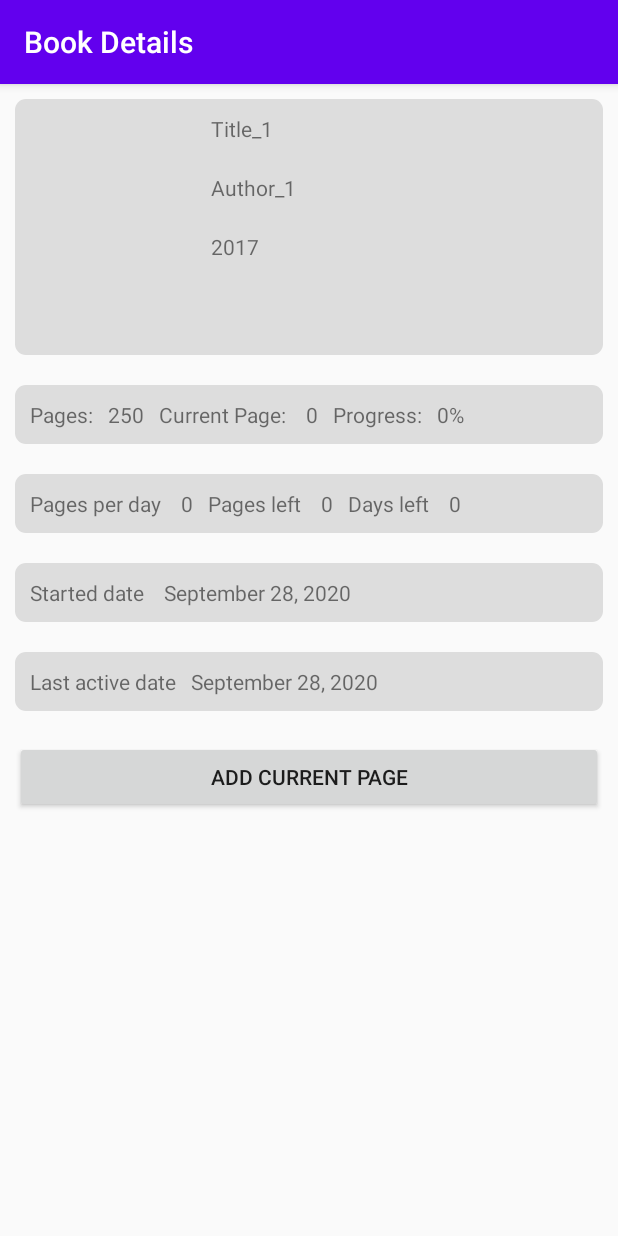
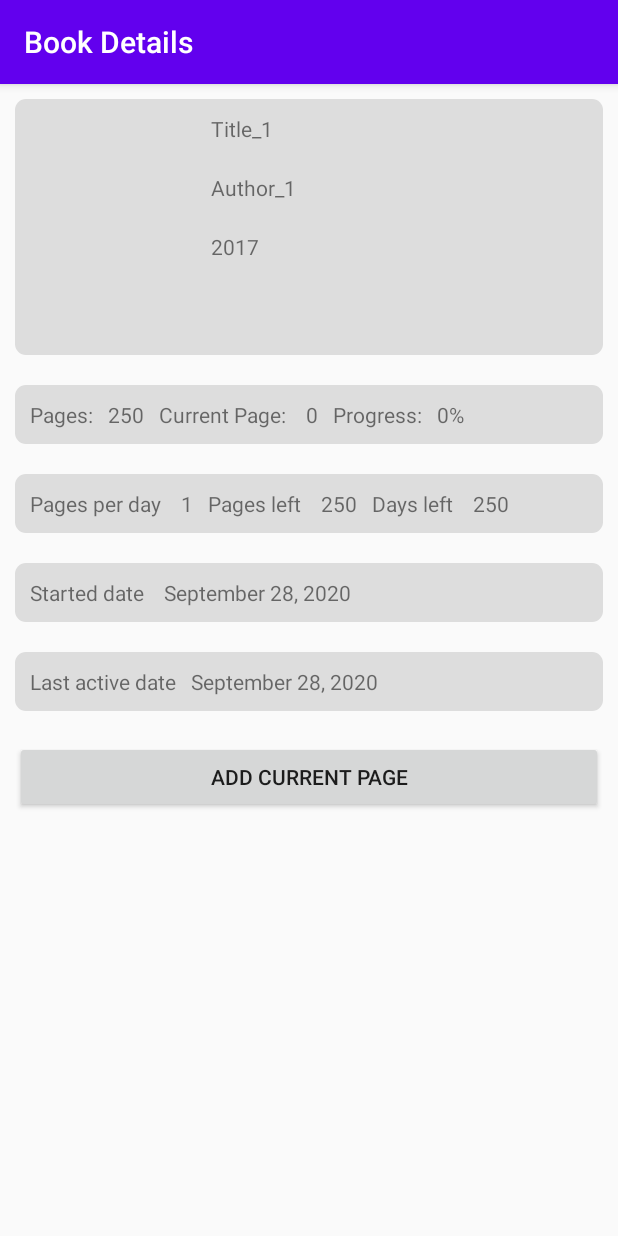
Before and after one commit to L-win/BookStats, an Android app: the screen it shows after launch (ViewBookActivity), after a tap on "2017", on a phone screen of 412 x 824 dp. Run offline under Robolectric (Android 15) with nearby library versions, the phone set to English and light mode, and no system bars; our stand-ins replace Room's generated code, navigation-ui.

Commit message:
finished ViewBook activity architecture - stats are updating onChange - formatted code

```diff
--- a/app/src/main/java/com/elvina/bookstats/ui/book/ViewBookActivity.java
+++ b/app/src/main/java/com/elvina/bookstats/ui/book/ViewBookActivity.java
@@ -46,7 +46,10 @@ public class ViewBookActivity extends AppCompatActivity implements AddCurrentPag
 
     Intent intent;
 
-    int bookAllPages;
+    int bookAllPages, pagesPerDay, pagesLeft, daysLeft;
+    String bookDateAdded, bookDateLastPage, bookProgress;
+    long daysSpent;
+
     DecimalFormat df;
 
     @Override
@@ -58,116 +61,29 @@ public class ViewBookActivity extends AppCompatActivity implements AddCurrentPag
 
         intent = getIntent();
 
-        final Book[] thisBook = {null};
+        viewBookViewModel = new ViewModelProvider(this).get(ViewBookViewModel.class);
+        viewBookViewModel.getSingleBook(intent.getIntExtra(EXTRA_ID, 1)).observe(this,
+                new Observer<Book>() {
+                    @Override
+                    public void onChanged(Book book) {
 
-        viewBookViewModel = new ViewModelProvider(this).get(ViewBookViewModel.class);
-        viewBookViewModel.getSingleBook(intent.getIntExtra(EXTRA_ID,1)).observe(this,
-                new Observer<Book>() {
-            @Override
-            public void onChanged(Book book) {
-//                adapter.submitList(books);
-//                Toast.makeText(ViewBookActivity.this, "1: "+book.getTitle(),
-//                        Toast.LENGTH_SHORT).show();
-                thisBook[0] = book;
-            }
-        });
+//                        thisBook[0] = book;
 
-        Toast.makeText(this, "2:"+thisBook[0].getTitle(), Toast.LENGTH_SHORT).show();
+                        // PREPARE VIEWS
+                        prepareViews();
 
-        // PREPARE VIEWS
-        viewTitle = findViewById(R.id.text_book_title);
-        viewAuthor = findViewById(R.id.text_book_author);
-        viewYear = findViewById(R.id.text_book_year);
-        viewAllPages = findViewById(R.id.text_book_all_pages);
-        viewProgress = findViewById(R.id.text_book_progress);
-        viewCurrentPage = findViewById(R.id.text_book_curent_page);
-        viewDateAdded = findViewById(R.id.text_book_date_added);
-        viewDateLastPage = findViewById(R.id.text_book_date_last_page);
-        viewPagesPerDay = findViewById(R.id.text_book_pages_per_day);
-        viewPagesLeft = findViewById(R.id.text_book_pages_left);
-        viewDaysLeft = findViewById(R.id.text_book_days_left);
+                        // PREPARE DATES
+                        formatDate(book);
 
-        // FORMAT DATE
-        String a = intent.getStringExtra(EXTRA_DATE_ADDED);
-        String b = intent.getStringExtra(EXTRA_DATE_LAST_PAGE);
-        SimpleDateFormat parser = new SimpleDateFormat("EEE MMM d HH:mm:ss zzz yyyy");
-        Date dateA = null;
-        Date dateB = null;
-        try {
-            dateA = parser.parse(a);
-            dateB = parser.parse(b);
-        } catch (Exception e) {
+                        // CALCULATE ALL STATS
+                        calculateStats(book);
 
-        }
-        SimpleDateFormat formatter = new SimpleDateFormat("MMMM dd, yyyy");
-        String bookDateAdded = formatter.format(dateA);
-        String bookDateLastPage = formatter.format(dateB);
-
-        // CALCULATE PAGES PER DAY
-        long daysSpent = new Long(0L);
-        try {
-            SimpleDateFormat sdf = new SimpleDateFormat("EEE MMM d HH:mm:ss zzz yyyy", Locale.ENGLISH);
-            Date firstDate = sdf.parse(intent.getStringExtra(EXTRA_DATE_ADDED));
-            Date secondDate = sdf.parse(intent.getStringExtra(EXTRA_DATE_LAST_PAGE));
-            long diffInMillies = Math.abs(secondDate.getTime() - firstDate.getTime());
-            long diff = TimeUnit.DAYS.convert(diffInMillies, TimeUnit.MILLISECONDS);
-            daysSpent = diff;
-        } catch (Exception e) {
-
-        }
-
-//        int tempPage = thisBook[0].getCurrentPage();
-
-//        int pagesPerDay = 0;
-//        if ((int) daysSpent > 0 && tempPage > 0) {
-//            pagesPerDay =
-//                    thisBook[0].getCurrentPage() / (int) daysSpent;
-//            if (pagesPerDay < 1) {
-//                pagesPerDay = 1;
-//            }
-//        }
-
-//        int cPage = thisBook[0].getCurrentPage();
-        int cPage = intent.getIntExtra(EXTRA_CURRENT_PAGE, 1);
-
-        int pagesPerDay = 0;
-        if ((int) daysSpent > 0 && cPage > 0) {
-            pagesPerDay =
-                    cPage/ (int) daysSpent;
-            if (pagesPerDay < 1) {
-                pagesPerDay = 1;
-            }
-        }
+                        // SET VALUES TO VIEW
+                        setValues(book);
+                    }
+                });
 
 
-        // CALCULATE PROGRESS
-        bookAllPages = intent.getIntExtra(EXTRA_ALL_PAGES, 0);
-        int bookCurrenPage = intent.getIntExtra(EXTRA_CURRENT_PAGE, 0);
-        double bookProgressCalc =
-                100.0 /
-                        (Double.valueOf(bookAllPages) /
-                                Double.valueOf(bookCurrenPage));
-        df = new DecimalFormat("###.#");
-        String bookProgress = df.format(bookProgressCalc) + "%";
-
-        // Other calculations
-//        int pagesLeft =
-//                intent.getIntExtra(EXTRA_ALL_PAGES, 1) -
-//                        intent.getIntExtra(EXTRA_CURRENT_PAGE, 1);
-//        int daysLeft = pagesLeft / pagesPerDay;
-
-        // SET VALUES TO VIEW
-        viewTitle.setText(intent.getStringExtra(EXTRA_TITLE));
-        viewAuthor.setText(intent.getStringExtra(EXTRA_AUTHOR));
-        viewYear.setText(intent.getStringExtra(EXTRA_YEAR));
-        viewAllPages.setText(String.valueOf(intent.getIntExtra(EXTRA_ALL_PAGES, 0)));
-        viewCurrentPage.setText(String.valueOf(intent.getIntExtra(EXTRA_CURRENT_PAGE, 0)));
-        viewProgress.setText(bookProgress);
-        viewDateAdded.setText(bookDateAdded);
-        viewDateLastPage.setText(bookDateLastPage);
-        viewPagesPerDay.setText(String.valueOf(pagesPerDay));
-        viewPagesLeft.setText(String.valueOf(0));
-        viewDaysLeft.setText(String.valueOf(0));
 
         // WHEN NEW PAGE ADDED..
         Button buttonAddCurrentPage = findViewById(R.id.button_add_current_page);
@@ -216,4 +132,102 @@ public class ViewBookActivity extends AppCompatActivity implements AddCurrentPag
 
         }
     }
+
+    private void prepareViews() {
+        viewTitle = findViewById(R.id.text_book_title);
+        viewAuthor = findViewById(R.id.text_book_author);
+        viewYear = findViewById(R.id.text_book_year);
+        viewAllPages = findViewById(R.id.text_book_all_pages);
+        viewProgress = findViewById(R.id.text_book_progress);
+        viewCurrentPage = findViewById(R.id.text_book_curent_page);
+        viewDateAdded = findViewById(R.id.text_book_date_added);
+        viewDateLastPage = findViewById(R.id.text_book_date_last_page);
+        viewPagesPerDay = findViewById(R.id.text_book_pages_per_day);
+        viewPagesLeft = findViewById(R.id.text_book_pages_left);
+        viewDaysLeft = findViewById(R.id.text_book_days_left);
+    }
+
+    private void formatDate(Book book) {
+        String a =  book.getDateAdded();
+        String b = book.getDateLastPage();
+        SimpleDateFormat parser = new SimpleDateFormat("EEE MMM d HH:mm:ss zzz yyyy");
+        Date dateA = null;
+        Date dateB = null;
+        try {
+            dateA = parser.parse(a);
+            dateB = parser.parse(b);
+        } catch (Exception e) {
+
+        }
+        SimpleDateFormat formatter = new SimpleDateFormat("MMMM dd, yyyy");
+        this.bookDateAdded = formatter.format(dateA);
+        this.bookDateLastPage = formatter.format(dateB);
+    }
+
+    private void calculateStats(Book book) {
+        // CALCULATE PAGES PER DAY
+        this.daysSpent = new Long(0L);
+        try {
+            SimpleDateFormat sdf = new SimpleDateFormat("EEE MMM d HH:mm:ss zzz yyyy", Locale.ENGLISH);
+            Date firstDate = sdf.parse(book.getDateAdded());
+            Date secondDate = sdf.parse(book.getDateLastPage());
+            long diffInMillies = Math.abs(secondDate.getTime() - firstDate.getTime());
+            long diff = TimeUnit.DAYS.convert(diffInMillies, TimeUnit.MILLISECONDS);
+            this.daysSpent = diff;
+        } catch (Exception e) {
+
+        }
+
+//        int tempPage = thisBook[0].getCurrentPage();
+//        int pagesPerDay = 0;
+//        if ((int) daysSpent > 0 && tempPage > 0) {
+//            pagesPerDay =
+//                    thisBook[0].getCurrentPage() / (int) daysSpent;
+//            if (pagesPerDay < 1) {
+//                pagesPerDay = 1;
+//            }
+//        }
+
+//        int cPage = thisBook[0].getCurrentPage();
+//        int cPage = intent.getIntExtra(EXTRA_CURRENT_PAGE, 1);
+        int cPage = book.getCurrentPage();
+
+        this.pagesPerDay = 1;
+        if ((int) this.daysSpent > 0 && cPage > 0) {
+            this.pagesPerDay =
+                    cPage / (int) this.daysSpent;
+            if (this.pagesPerDay < 1) {
+                this.pagesPerDay = 1;
+            }
+        }
+
+        // CALCULATE PROGRESS
+        bookAllPages = book.getAllPages();
+        int bookCurrenPage = book.getCurrentPage();
+
+        double bookProgressCalc =
+                100.0 /
+                        (Double.valueOf(bookAllPages) /
+                                Double.valueOf(bookCurrenPage));
+        df = new DecimalFormat("###.#");
+        this.bookProgress = df.format(bookProgressCalc) + "%";
+
+        // PAGES LEFT, DAYS LEFT
+        this.pagesLeft= book.getAllPages() - book.getCurrentPage();
+        this.daysLeft = this.pagesLeft / this.pagesPerDay;
+    }
+
+    private void setValues(Book book) {
+        viewTitle.setText(book.getTitle());
+        viewAuthor.setText(book.getAuthor());
+        viewYear.setText(book.getYear());
+        viewAllPages.setText(String.valueOf(book.getAllPages()));
+        viewCurrentPage.setText(String.valueOf(book.getCurrentPage()));
+        viewProgress.setText(bookProgress);
+        viewDateAdded.setText(bookDateAdded);
+        viewDateLastPage.setText(bookDateLastPage);
+        viewPagesPerDay.setText(String.valueOf(this.pagesPerDay));
+        viewPagesLeft.setText(String.valueOf(this.pagesLeft));
+        viewDaysLeft.setText(String.valueOf(this.daysLeft));
+    }
 }
```
Also changed, not shown: 1 other file.
